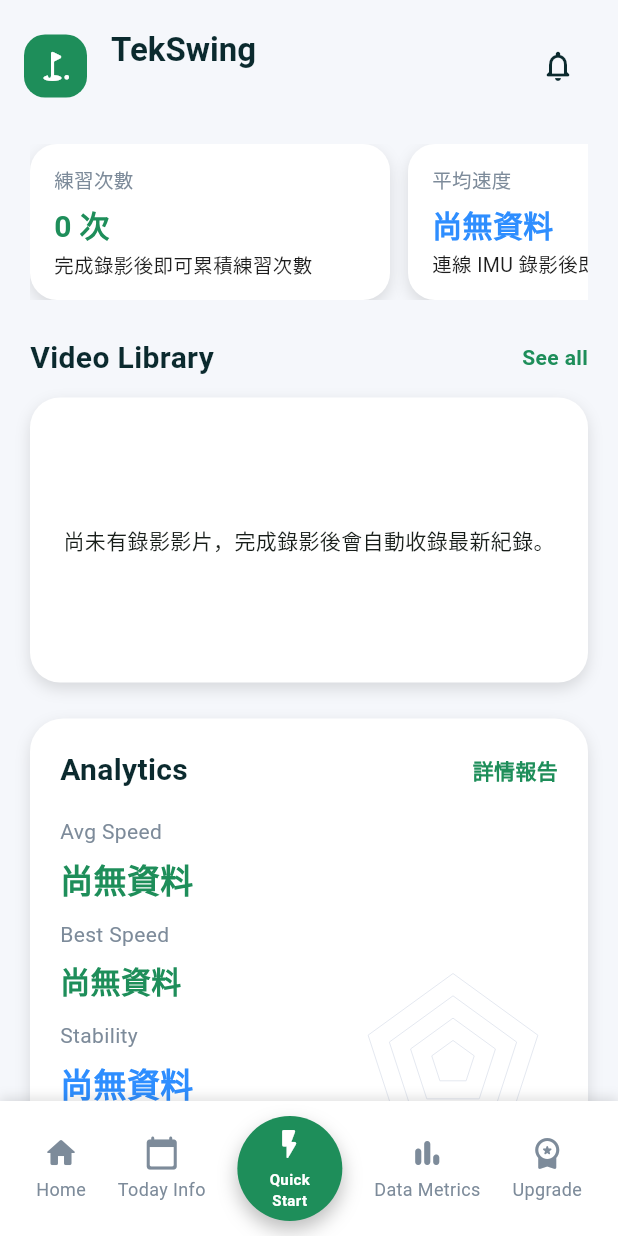
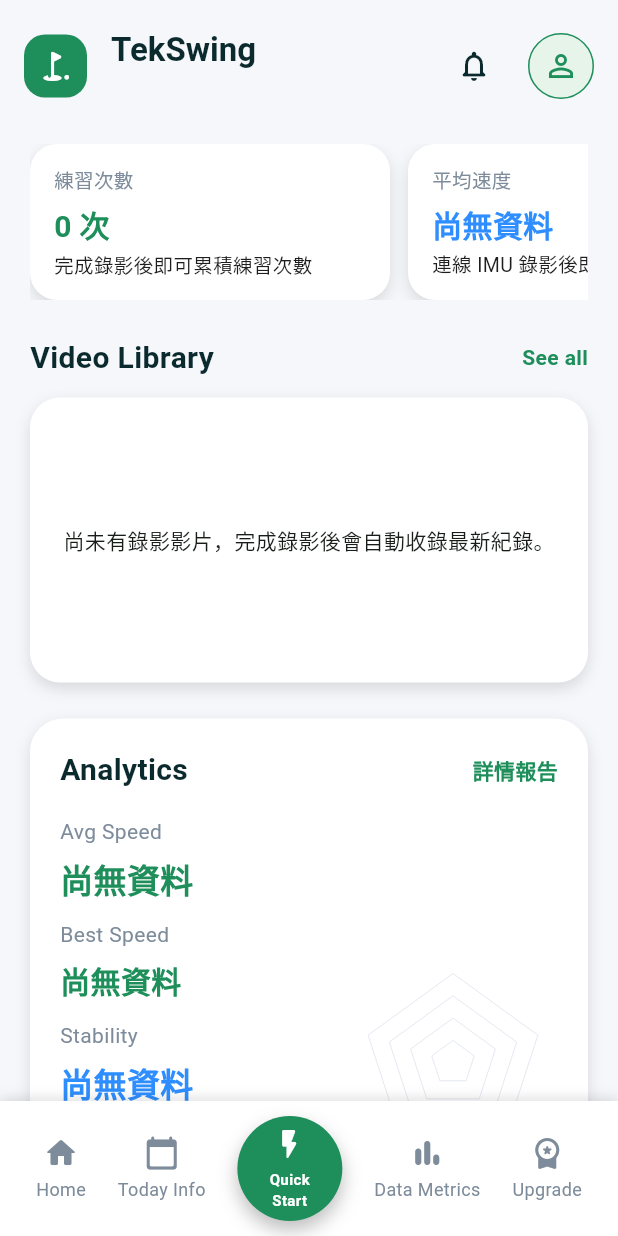
Before and after one commit to mywaytech168/golf_score_app, a Flutter app: the HomePage screen opened directly with empty values, on a phone screen of 412 x 824 dp. Run offline on Flutter 3.47's test engine with Material 3 defaults, Android fonts, the phone set to English and light mode, and no system bars; our stand-ins replace camera, file_picker, flutter_blue_plus, google_sign_in, permission_handler, rxdart and 3 more; missing offline and left inert: dart:html, flutter_audio_capture; accounts and stored records are empty.

Commit message:
前端 - 新增 - 首頁 - 右上角個人頭像進入個資編輯頁\n前端 - 新增 - 個資頁面 - 建立個人資訊編輯表單

```diff
--- a/lib/pages/home_page.dart
+++ b/lib/pages/home_page.dart
@@ -14,6 +14,7 @@ import '../services/imu_data_logger.dart';
 import '../services/recording_history_storage.dart';
 import 'recording_history_page.dart';
 import 'recording_session_page.dart';
+import 'profile_edit_page.dart';
 
 /// 錄影卡片支援的操作種類
 enum _HistoryAction { rename, editDuration, delete }
@@ -43,6 +44,7 @@ class _HomePageState extends State<HomePage> {
   bool _isMetricCalculating = false; // 是否正在重新計算儀表板數值
   _ComparisonSnapshot? _comparisonBefore; // 比較區塊的上一筆紀錄
   _ComparisonSnapshot? _comparisonAfter; // 比較區塊的最新紀錄
+  String _displayName = 'TekSwing'; // 顯示於標題列的暱稱，預設為產品名稱
 
   @override
   void initState() {
@@ -200,6 +202,31 @@ class _HomePageState extends State<HomePage> {
           Text(subTitle, style: const TextStyle(fontSize: 13, color: Color(0xFF1E1E1E))),
         ],
       ),
+    );
+  }
+
+  /// 開啟個人資訊編輯頁，並在儲存後更新首頁顯示資訊
+  Future<void> _openProfileEditPage() async {
+    final result = await Navigator.of(context).push<ProfileEditResult>(
+      MaterialPageRoute(
+        builder: (_) => ProfileEditPage(
+          initialDisplayName: _displayName,
+          initialEmail: widget.userEmail,
+        ),
+      ),
+    );
+
+    if (!mounted || result == null) {
+      return; // 使用者取消或頁面已卸載時不處理回傳資料
+    }
+
+    setState(() {
+      _displayName = result.displayName; // 將最新暱稱同步到標題列
+    });
+
+    // 顯示提示訊息，告知使用者更新已生效
+    ScaffoldMessenger.of(context).showSnackBar(
+      const SnackBar(content: Text('個人資訊已更新')),
     );
   }
 
@@ -979,7 +1006,7 @@ class _HomePageState extends State<HomePage> {
               crossAxisAlignment: CrossAxisAlignment.start,
               children: [
                 Text(
-                  'TekSwing',
+                  _displayName,
                   style: theme.textTheme.titleLarge?.copyWith(
                     fontWeight: FontWeight.bold,
                     color: const Color(0xFF0B2A2E),
@@ -994,7 +1021,24 @@ class _HomePageState extends State<HomePage> {
             const Spacer(),
             IconButton(
               onPressed: () {},
+              tooltip: '通知中心',
               icon: const Icon(Icons.notifications_none_rounded, color: Color(0xFF0B2A2E)),
+            ),
+            const SizedBox(width: 12),
+            InkWell(
+              onTap: _openProfileEditPage,
+              borderRadius: BorderRadius.circular(22),
+              child: Container(
+                width: 44,
+                height: 44,
+                decoration: BoxDecoration(
+                  color: const Color(0xFFE6F4EA),
+                  borderRadius: BorderRadius.circular(22),
+                  border: Border.all(color: const Color(0xFF1E8E5A)),
+                ),
+                alignment: Alignment.center,
+                child: const Icon(Icons.person_outline, color: Color(0xFF1E8E5A)),
+              ),
             ),
           ],
         ),
```
Also changed, not shown: lib/pages/profile_edit_page.dart (added, +146 -0 lines).
